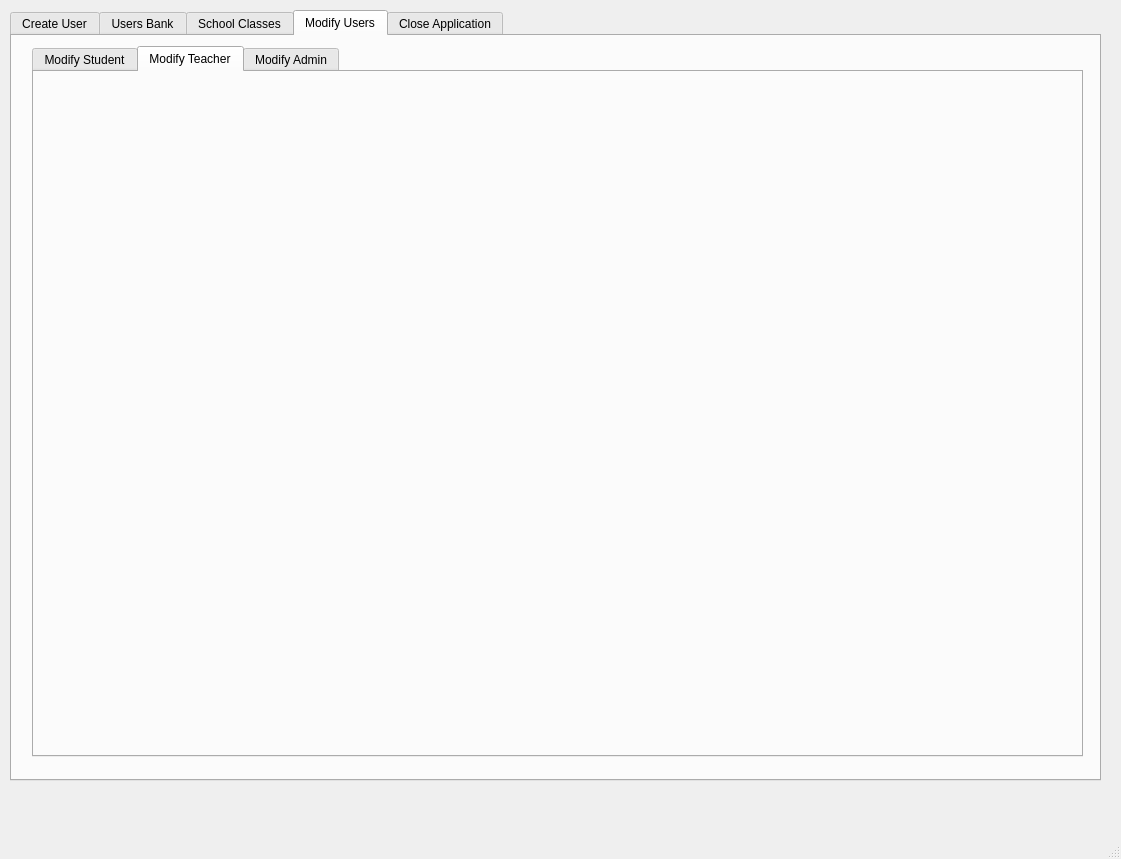
This is GUI/AdminGUIQtDesigner.ui in applet199/OOPCourseWorkTwo as Qt 5 draws it before an edit. The edited form follows.
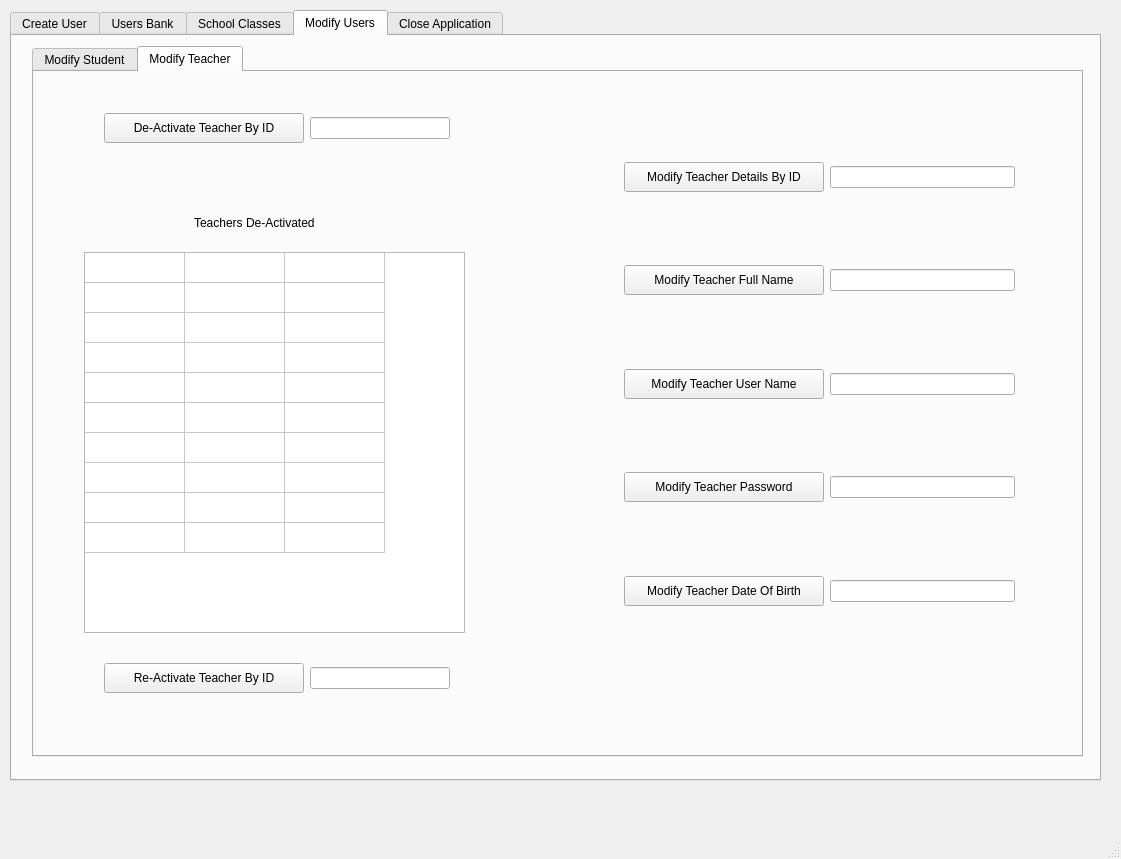
This is the edited form. The open tabs and pages were chosen to show the change.

Diff of the .ui file:
```diff
--- a/GUI/AdminGUIQtDesigner.ui
+++ b/GUI/AdminGUIQtDesigner.ui
@@ -1288,11 +1288,277 @@
        <attribute name="title">
         <string>Modify Teacher</string>
        </attribute>
-      </widget>
-      <widget class="QWidget" name="tab_12">
-       <attribute name="title">
-        <string>Modify Admin</string>
-       </attribute>
+       <widget class="QLabel" name="label_56">
+        <property name="geometry">
+         <rect>
+          <x>160</x>
+          <y>130</y>
+          <width>131</width>
+          <height>41</height>
+         </rect>
+        </property>
+        <property name="text">
+         <string>Teachers De-Activated</string>
+        </property>
+       </widget>
+       <widget class="QWidget" name="layoutWidget_15">
+        <property name="geometry">
+         <rect>
+          <x>70</x>
+          <y>590</y>
+          <width>346</width>
+          <height>32</height>
+         </rect>
+        </property>
+        <layout class="QHBoxLayout" name="horizontalLayout_34">
+         <item>
+          <widget class="QPushButton" name="pushButton_32">
+           <property name="minimumSize">
+            <size>
+             <width>200</width>
+             <height>30</height>
+            </size>
+           </property>
+           <property name="text">
+            <string>Re-Activate Teacher By ID</string>
+           </property>
+          </widget>
+         </item>
+         <item>
+          <widget class="QLineEdit" name="lineEdit_32"/>
+         </item>
+        </layout>
+       </widget>
+       <widget class="QTableWidget" name="tableWidget_12">
+        <property name="geometry">
+         <rect>
+          <x>50</x>
+          <y>180</y>
+          <width>381</width>
+          <height>381</height>
+         </rect>
+        </property>
+        <property name="rowCount">
+         <number>10</number>
+        </property>
+        <property name="columnCount">
+         <number>3</number>
+        </property>
+        <attribute name="horizontalHeaderVisible">
+         <bool>false</bool>
+        </attribute>
+        <attribute name="verticalHeaderVisible">
+         <bool>false</bool>
+        </attribute>
+        <row/>
+        <row/>
+        <row/>
+        <row/>
+        <row/>
+        <row/>
+        <row/>
+        <row/>
+        <row/>
+        <row/>
+        <column/>
+        <column/>
+        <column/>
+       </widget>
+       <widget class="QWidget" name="layoutWidget_16">
+        <property name="geometry">
+         <rect>
+          <x>590</x>
+          <y>90</y>
+          <width>391</width>
+          <height>511</height>
+         </rect>
+        </property>
+        <layout class="QVBoxLayout" name="verticalLayout_9">
+         <item>
+          <layout class="QHBoxLayout" name="horizontalLayout_35">
+           <item>
+            <widget class="QPushButton" name="pushButton_33">
+             <property name="minimumSize">
+              <size>
+               <width>200</width>
+               <height>30</height>
+              </size>
+             </property>
+             <property name="text">
+              <string>Modify Teacher Details By ID</string>
+             </property>
+            </widget>
+           </item>
+           <item>
+            <widget class="QLineEdit" name="lineEdit_33"/>
+           </item>
+          </layout>
+         </item>
+         <item>
+          <widget class="QLabel" name="label_63">
+           <property name="text">
+            <string/>
+           </property>
+          </widget>
+         </item>
+         <item>
+          <layout class="QHBoxLayout" name="horizontalLayout_36">
+           <item>
+            <widget class="QPushButton" name="pushButton_34">
+             <property name="minimumSize">
+              <size>
+               <width>200</width>
+               <height>30</height>
+              </size>
+             </property>
+             <property name="text">
+              <string>Modify Teacher Full Name</string>
+             </property>
+            </widget>
+           </item>
+           <item>
+            <widget class="QLineEdit" name="lineEdit_34"/>
+           </item>
+          </layout>
+         </item>
+         <item>
+          <widget class="QLabel" name="label_64">
+           <property name="text">
+            <string/>
+           </property>
+          </widget>
+         </item>
+         <item>
+          <layout class="QHBoxLayout" name="horizontalLayout_37">
+           <item>
+            <widget class="QPushButton" name="pushButton_35">
+             <property name="minimumSize">
+              <size>
+               <width>200</width>
+               <height>30</height>
+              </size>
+             </property>
+             <property name="text">
+              <string>Modify Teacher User Name</string>
+             </property>
+            </widget>
+           </item>
+           <item>
+            <widget class="QLineEdit" name="lineEdit_35"/>
+           </item>
+          </layout>
+         </item>
+         <item>
+          <widget class="QLabel" name="label_65">
+           <property name="text">
+            <string/>
+           </property>
+          </widget>
+         </item>
+         <item>
+          <layout class="QHBoxLayout" name="horizontalLayout_38">
+           <item>
+            <widget class="QPushButton" name="pushButton_36">
+             <property name="minimumSize">
+              <size>
+               <width>200</width>
+               <height>30</height>
+              </size>
+             </property>
+             <property name="text">
+              <string>Modify Teacher Password</string>
+             </property>
+            </widget>
+           </item>
+           <item>
+            <widget class="QLineEdit" name="lineEdit_36"/>
+           </item>
+          </layout>
+         </item>
+         <item>
+          <widget class="QLabel" name="label_66">
+           <property name="text">
+            <string/>
+           </property>
+          </widget>
+         </item>
+         <item>
+          <layout class="QHBoxLayout" name="horizontalLayout_39">
+           <item>
+            <widget class="QPushButton" name="pushButton_37">
+             <property name="minimumSize">
+              <size>
+               <width>200</width>
+               <height>30</height>
+              </size>
+             </property>
+             <property name="text">
+              <string>Modify Teacher Date Of Birth</string>
+             </property>
+            </widget>
+           </item>
+           <item>
+            <widget class="QLineEdit" name="lineEdit_37"/>
+           </item>
+          </layout>
+         </item>
+         <item>
+          <widget class="QLabel" name="label_67">
+           <property name="text">
+            <string/>
+           </property>
+          </widget>
+         </item>
+        </layout>
+       </widget>
+       <widget class="QWidget" name="layoutWidget_17">
+        <property name="geometry">
+         <rect>
+          <x>70</x>
+          <y>40</y>
+          <width>346</width>
+          <height>32</height>
+         </rect>
+        </property>
+        <layout class="QHBoxLayout" name="horizontalLayout_41">
+         <item>
+          <widget class="QPushButton" name="pushButton_39">
+           <property name="minimumSize">
+            <size>
+             <width>200</width>
+             <height>30</height>
+            </size>
+           </property>
+           <property name="text">
+            <string>De-Activate Teacher By ID</string>
+           </property>
+          </widget>
+         </item>
+         <item>
+          <widget class="QLineEdit" name="lineEdit_39">
+           <property name="alignment">
+            <set>Qt::AlignCenter</set>
+           </property>
+          </widget>
+         </item>
+        </layout>
+       </widget>
+       <widget class="QLabel" name="label_5">
+        <property name="geometry">
+         <rect>
+          <x>130</x>
+          <y>90</y>
+          <width>211</width>
+          <height>41</height>
+         </rect>
+        </property>
+        <property name="text">
+         <string/>
+        </property>
+        <property name="alignment">
+         <set>Qt::AlignCenter</set>
+        </property>
+       </widget>
       </widget>
      </widget>
     </widget>
```
Left out of the diff: 491 changed lines with no effect on the pictures.
